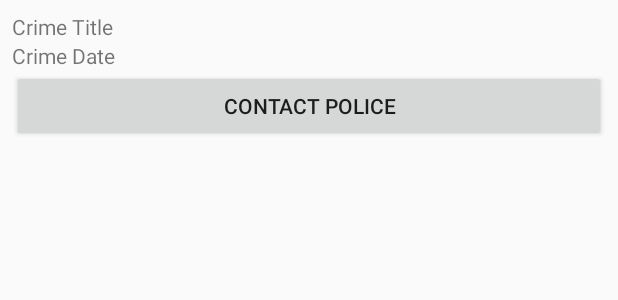
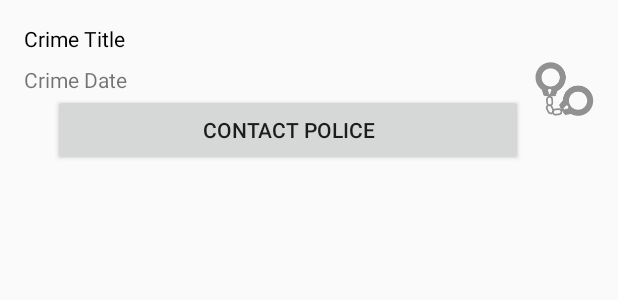
Before and after one commit to mcgriffa/CriminalIntent, an Android app: the layout list_item_serious_crime.xml on its own in the app's theme, with its tools: preview values and no code run, on a phone screen of 412 x 824 dp. Shown: the top 300 px of the screen. Run offline under Robolectric (Android 15) with nearby library versions, the phone set to English and light mode, and no system bars.

Commit message:
Added logic for displaying contact police button !

```diff
--- a/app/src/main/java/com/bignerdranch/android/criminalintent/CrimeLab.java
+++ b/app/src/main/java/com/bignerdranch/android/criminalintent/CrimeLab.java
@@ -25,9 +25,13 @@ public class CrimeLab {
             Crime crime = new Crime();
             crime.setTitle("Crime #" + i);
             crime.setSolved(i % 2 == 0); // Every other one
-            crime.setRequiresPolice(i % 2 == 0); //Every other one
+            crime.setRequiresPolice(i % 2 == 1); //Every other one
             mCrimes.add(crime);
         }
+    }
+
+    public void addCrime(Crime c) {
+        mCrimes.add(c);
     }
 
     public List<Crime> getCrimes() {
--- a/app/src/main/res/layout/list_item_serious_crime.xml
+++ b/app/src/main/res/layout/list_item_serious_crime.xml
@@ -1,28 +1,62 @@
 <?xml version="1.0" encoding="utf-8"?>
 
-<LinearLayout
-    xmlns:android="http://schemas.android.com/apk/res/android"
+<android.support.constraint.ConstraintLayout xmlns:android="http://schemas.android.com/apk/res/android"
+    xmlns:app="http://schemas.android.com/apk/res-auto"
+    xmlns:tools="http://schemas.android.com/tools"
+    android:id="@+id/linearLayout"
     android:layout_width="match_parent"
     android:layout_height="wrap_content"
-    android:orientation="vertical"
-    android:padding="8dp">
+    tools:layout_editor_absoluteY="81dp">
 
     <TextView
         android:id="@+id/crime_title"
-        android:layout_width="match_parent"
+        android:layout_width="0dp"
         android:layout_height="wrap_content"
-        android:text="Crime Title"/>
+        android:layout_marginEnd="8dp"
+        android:layout_marginStart="16dp"
+        android:layout_marginTop="16dp"
+        android:text="Crime Title"
+        android:textColor="@android:color/black"
+        app:layout_constraintEnd_toStartOf="@+id/crime_solved"
+        app:layout_constraintStart_toStartOf="parent"
+        app:layout_constraintTop_toTopOf="parent" />
 
     <TextView
         android:id="@+id/crime_date"
-        android:layout_width="match_parent"
+        android:layout_width="0dp"
         android:layout_height="wrap_content"
-        android:text="Crime Date"/>
+        android:layout_marginEnd="8dp"
+        android:layout_marginStart="16dp"
+        android:layout_marginTop="8dp"
+        android:text="Crime Date"
+        app:layout_constraintEnd_toStartOf="@+id/crime_solved"
+        app:layout_constraintStart_toStartOf="parent"
+        app:layout_constraintTop_toBottomOf="@+id/crime_title" />
+
+    <ImageView
+        android:id="@+id/crime_solved"
+        android:layout_width="wrap_content"
+        android:layout_height="wrap_content"
+        android:layout_marginBottom="16dp"
+        android:layout_marginEnd="16dp"
+        android:layout_marginTop="16dp"
+        app:layout_constraintBottom_toBottomOf="parent"
+        app:layout_constraintRight_toRightOf="parent"
+        app:layout_constraintTop_toTopOf="parent"
+        app:srcCompat="@mipmap/ic_solved" />
 
     <Button
         android:id="@+id/contact_police_button"
-        android:layout_width="match_parent"
+        android:layout_width="313dp"
         android:layout_height="wrap_content"
-        android:text="@string/call_police"/>
+        android:layout_marginBottom="8dp"
+        android:layout_marginEnd="8dp"
+        android:layout_marginStart="8dp"
+        android:text="@string/call_police"
+        app:layout_constraintBottom_toBottomOf="parent"
+        app:layout_constraintEnd_toStartOf="@+id/crime_solved"
+        app:layout_constraintHorizontal_bias="1.0"
+        app:layout_constraintStart_toStartOf="parent"
+        app:layout_constraintTop_toBottomOf="@+id/crime_date" />
 
-</LinearLayout>
+</android.support.constraint.ConstraintLayout>
--- a/app/src/main/res/menu/fragment_crime_list.xml
+++ b/app/src/main/res/menu/fragment_crime_list.xml
@@ -1,4 +1,5 @@
 <?xml version="1.0" encoding="utf-8"?>
+
 <menu xmlns:android="http://schemas.android.com/apk/res/android"
     xmlns:app="http://schemas.android.com/apk/res-auto">
     <item
```
Also changed, not shown: app/src/main/java/com/bignerdranch/android/criminalintent/CrimeListFragment.java (+32 -59 lines), app/src/main/java/com/bignerdranch/android/criminalintent/TimePickerFragment.java (+5 -3 lines).
